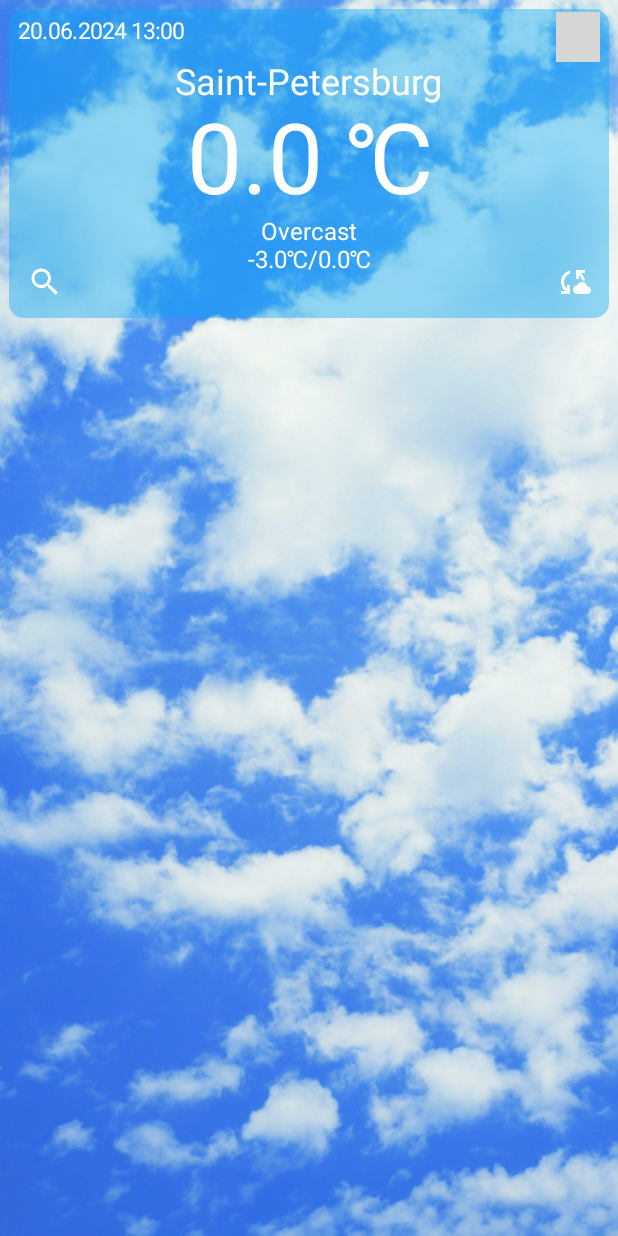
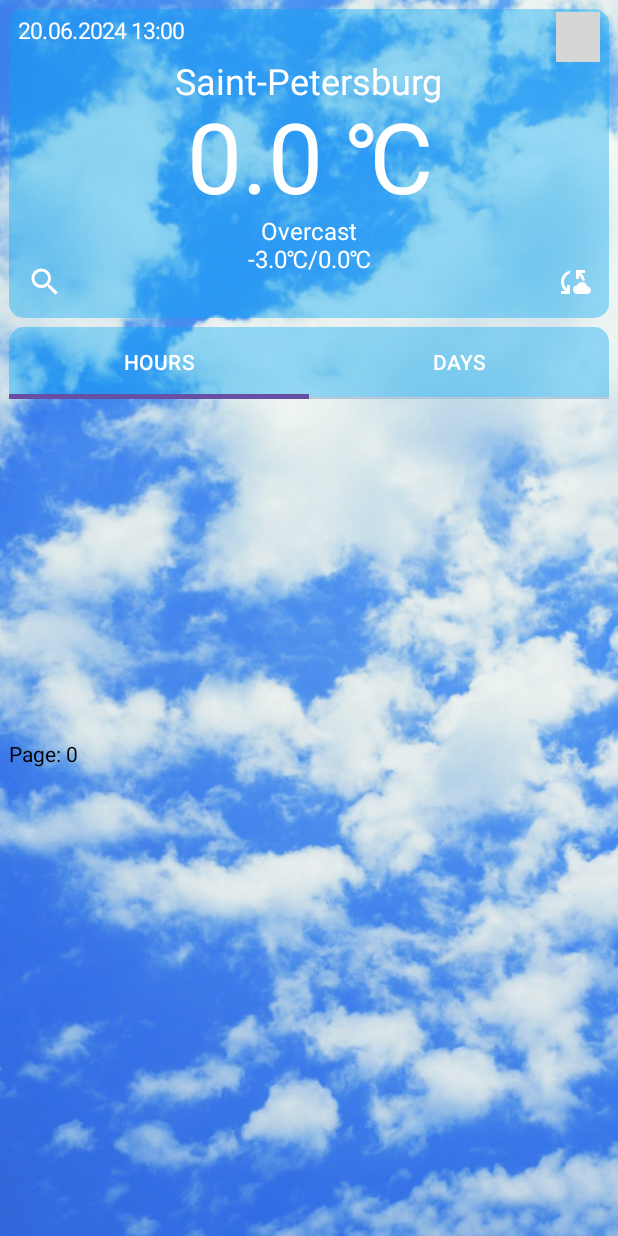
Before and after one commit to NoXis82/ComposeExample, an Android app built with Jetpack Compose: the screen it shows after launch (MainActivity), on a phone screen of 412 x 824 dp. Run offline under Robolectric (Android 15) with nearby library versions, the phone set to English and light mode, and no system bars; our stand-ins replace Volley; pictures from the network do not load; grey boxes are pictures that could not be loaded.

Commit message:
завершение Tab Row

```diff
--- a/app/build.gradle.kts
+++ b/app/build.gradle.kts
@@ -63,6 +63,9 @@ dependencies {
     implementation(libs.volley.cronet)
     //AsyncImage
     implementation(libs.coil.compose)
+    //Pager
+    implementation(libs.accompanist.pager)
+    implementation(libs.accompanist.pager.indicators)
 
     testImplementation(libs.junit)
     androidTestImplementation(libs.androidx.junit)
--- a/app/src/main/java/com/noxis/composeexample/MainActivity.kt
+++ b/app/src/main/java/com/noxis/composeexample/MainActivity.kt
@@ -1,35 +1,34 @@
 package com.noxis.composeexample
 
-import android.content.Context
 import android.os.Bundle
-import android.util.Log
 import androidx.activity.ComponentActivity
 import androidx.activity.compose.setContent
-import androidx.compose.foundation.layout.Box
+import androidx.compose.foundation.Image
 import androidx.compose.foundation.layout.Column
-import androidx.compose.foundation.layout.fillMaxHeight
 import androidx.compose.foundation.layout.fillMaxSize
-import androidx.compose.foundation.layout.fillMaxWidth
-import androidx.compose.foundation.layout.padding
-import androidx.compose.material3.Button
-import androidx.compose.material3.Text
-import androidx.compose.runtime.Composable
-import androidx.compose.runtime.MutableState
-import androidx.compose.runtime.mutableStateOf
-import androidx.compose.runtime.remember
-import androidx.compose.ui.Alignment
 import androidx.compose.ui.Modifier
-import androidx.compose.ui.unit.dp
-import com.android.volley.toolbox.StringRequest
-import com.android.volley.toolbox.Volley
-import com.noxis.composeexample.screens.MainScreen
-import org.json.JSONObject
+import androidx.compose.ui.draw.alpha
+import androidx.compose.ui.layout.ContentScale
+import androidx.compose.ui.res.painterResource
+import com.noxis.composeexample.screens.MainCard
+import com.noxis.composeexample.screens.TabLayout
 
 class MainActivity : ComponentActivity() {
     override fun onCreate(savedInstanceState: Bundle?) {
         super.onCreate(savedInstanceState)
         setContent {
-            MainScreen()
+            Image(
+                painter = painterResource(id = R.drawable.background),
+                contentDescription = "image",
+                modifier = Modifier
+                    .fillMaxSize()
+                    .alpha(0.8f),
+                contentScale = ContentScale.Crop
+            )
+            Column {
+                MainCard()
+                TabLayout()
+            }
         }
     }
 
--- a/app/src/main/java/com/noxis/composeexample/screens/MainScreen.kt
+++ b/app/src/main/java/com/noxis/composeexample/screens/MainCard.kt
@@ -1,10 +1,8 @@
 package com.noxis.composeexample.screens
 
-import androidx.compose.foundation.Image
 import androidx.compose.foundation.layout.Arrangement
 import androidx.compose.foundation.layout.Column
 import androidx.compose.foundation.layout.Row
-import androidx.compose.foundation.layout.fillMaxSize
 import androidx.compose.foundation.layout.fillMaxWidth
 import androidx.compose.foundation.layout.padding
 import androidx.compose.foundation.layout.size
@@ -17,9 +15,7 @@ import androidx.compose.material3.Text
 import androidx.compose.runtime.Composable
 import androidx.compose.ui.Alignment
 import androidx.compose.ui.Modifier
-import androidx.compose.ui.draw.alpha
 import androidx.compose.ui.graphics.Color
-import androidx.compose.ui.layout.ContentScale
 import androidx.compose.ui.res.painterResource
 import androidx.compose.ui.text.TextStyle
 import androidx.compose.ui.tooling.preview.Preview
@@ -33,19 +29,9 @@ import com.noxis.composeexample.ui.theme.BlueLight
 
 @Composable
 @Preview(showBackground = true)
-fun MainScreen() {
-    Image(
-        painter = painterResource(id = R.drawable.background),
-        contentDescription = "image",
-        modifier = Modifier
-            .fillMaxSize()
-            .alpha(0.8f),
-        contentScale = ContentScale.Crop
-    )
+fun MainCard() {
     Column(
-        modifier = Modifier
-            .fillMaxSize()
-            .padding(6.dp)
+        modifier = Modifier.padding(6.dp)
     ) {
         Card(
             modifier = Modifier.fillMaxWidth(),
--- /dev/null
+++ b/app/src/main/java/com/noxis/composeexample/screens/TabLayout.kt
@@ -0,0 +1,68 @@
+package com.noxis.composeexample.screens
+
+import android.util.Log
+import androidx.compose.foundation.ExperimentalFoundationApi
+import androidx.compose.foundation.background
+import androidx.compose.foundation.layout.Column
+import androidx.compose.foundation.layout.fillMaxWidth
+import androidx.compose.foundation.layout.height
+import androidx.compose.foundation.layout.padding
+import androidx.compose.foundation.pager.HorizontalPager
+import androidx.compose.foundation.pager.rememberPagerState
+import androidx.compose.foundation.shape.RoundedCornerShape
+import androidx.compose.material3.Tab
+import androidx.compose.material3.TabRow
+import androidx.compose.material3.TabRowDefaults
+import androidx.compose.material3.TabRowDefaults.tabIndicatorOffset
+import androidx.compose.material3.Text
+import androidx.compose.runtime.Composable
+import androidx.compose.runtime.rememberCoroutineScope
+import androidx.compose.ui.Alignment
+import androidx.compose.ui.Modifier
+import androidx.compose.ui.draw.clip
+import androidx.compose.ui.graphics.Color
+import androidx.compose.ui.unit.dp
+import com.noxis.composeexample.ui.theme.BlueLight
+import kotlinx.coroutines.launch
+
+@OptIn(ExperimentalFoundationApi::class)
+@Composable
+fun TabLayout() {
+    val tabList = listOf("HOURS", "DAYS")
+    val pagerState = rememberPagerState(pageCount = { tabList.size })
+    val tabIndex = pagerState.currentPage
+    val coroutineScope = rememberCoroutineScope()
+
+    Column(
+        modifier = Modifier
+            .padding(start = 6.dp, end = 6.dp)
+            .clip(RoundedCornerShape(10.dp))
+    ) {
+        TabRow(
+            selectedTabIndex = tabIndex,
+            indicator = { pos ->
+                TabRowDefaults.Indicator(
+                    Modifier.tabIndicatorOffset(pos[tabIndex])
+                )
+            },
+            containerColor = BlueLight,
+            contentColor = Color.White
+        ) {
+            tabList.forEachIndexed { index, name ->
+                Tab(
+                    selected = index == pagerState.currentPage,
+                    onClick = {
+                        coroutineScope.launch {
+                            pagerState.animateScrollToPage(index)
+                        }
+                    },
+                    text = { Text(text = name) }
+                )
+            }
+        }
+        HorizontalPager(state = pagerState, modifier = Modifier.weight(1.0f)) { page ->
+            Text(text = "Page: $page",
+                modifier = Modifier.fillMaxWidth().height(100.dp))
+        }
+    }
+}
--- a/gradle/libs.versions.toml
+++ b/gradle/libs.versions.toml
@@ -1,4 +1,5 @@
 [versions]
+accompanistPager = "0.34.0"
 agp = "8.3.0"
 coilCompose = "2.0.0-rc01"
 kotlin = "1.9.0"
@@ -12,6 +13,8 @@ composeBom = "2023.08.00"
 volleyCronet = "1.2.1"
 
 [libraries]
+accompanist-pager = { module = "com.google.accompanist:accompanist-pager", version.ref = "accompanistPager" }
+accompanist-pager-indicators = { module = "com.google.accompanist:accompanist-pager-indicators", version.ref = "accompanistPager" }
 androidx-core-ktx = { group = "androidx.core", name = "core-ktx", version.ref = "coreKtx" }
 coil-compose = { module = "io.coil-kt:coil-compose", version.ref = "coilCompose" }
 junit = { group = "junit", name = "junit", version.ref = "junit" }
```
